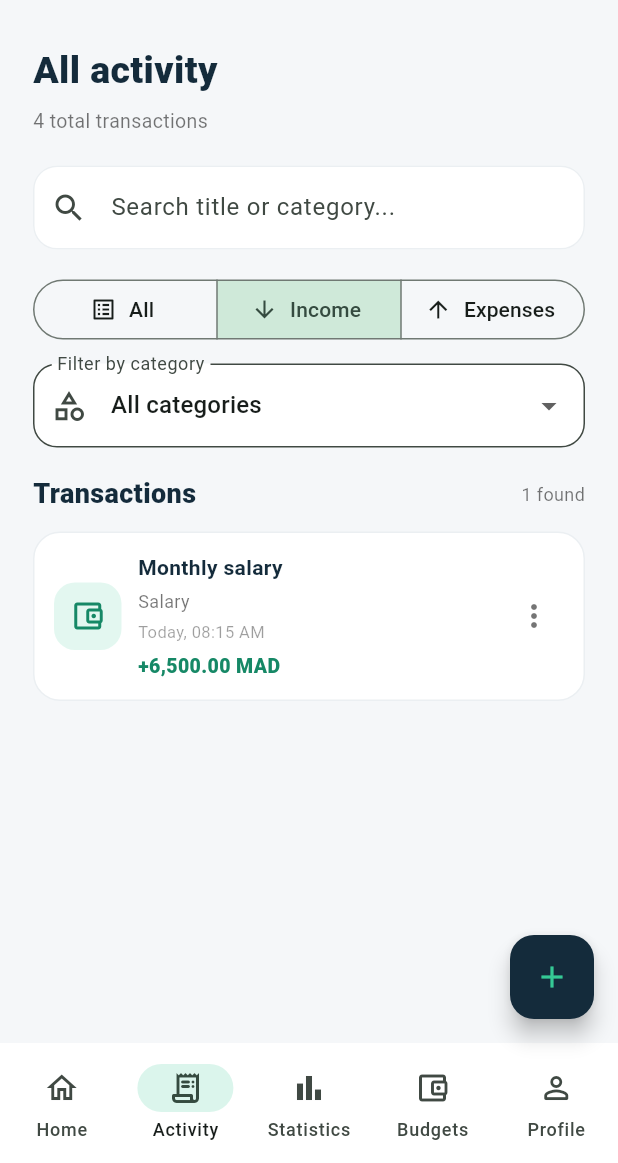
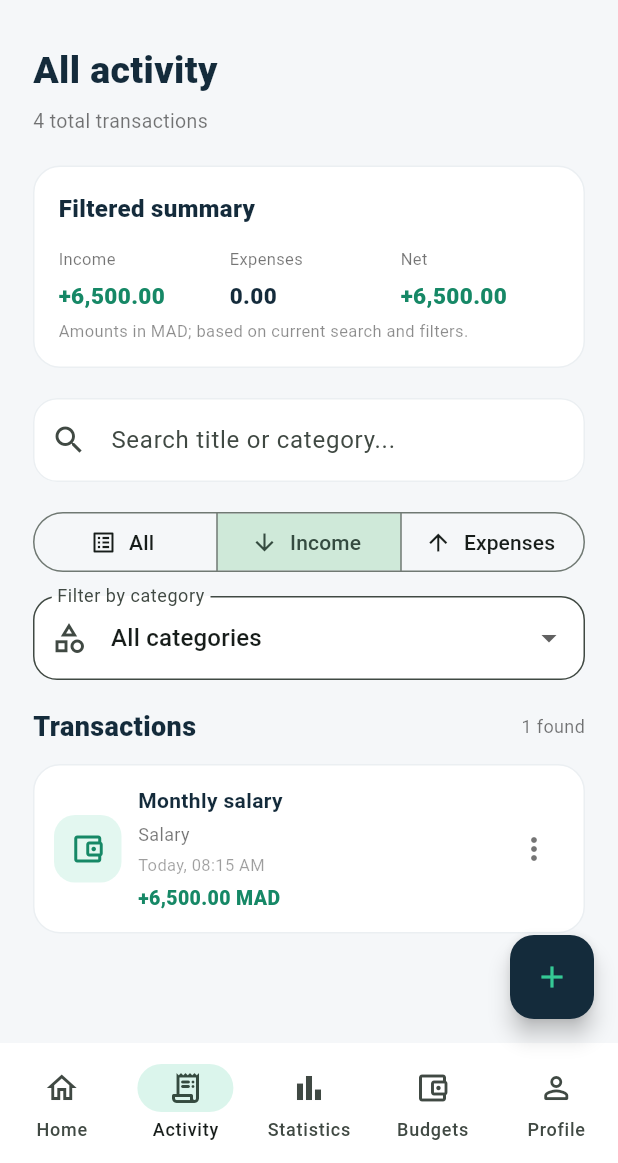
Before and after one commit to Taibi1234/darnawallet, a Flutter app: the screen it shows after launch, after a tap on "See all", after a tap on "Income", on a phone screen of 412 x 824 dp, the part 73-1236 px from its top. Run offline on Flutter 3.47's test engine with Material 3 defaults, Android fonts, the phone set to English and light mode, and no system bars; our stand-ins replace shared_preferences; Roboto replaces fonts that are missing (Arial).

Commit message:
Add filtered transaction financial summary

```diff
--- a/lib/transaction_management_page.dart
+++ b/lib/transaction_management_page.dart
@@ -145,6 +145,18 @@ class _TransactionManagementPageState extends State<TransactionManagementPage> {
   Widget build(BuildContext context) {
     final filtered = _filteredTransactions;
     final categories = _categories;
+    final totalIncome = filtered
+        .where((transaction) => _amount(transaction) > 0)
+        .fold<double>(0, (sum, transaction) => sum + _amount(transaction));
+
+    final totalExpenses = filtered
+        .where((transaction) => _amount(transaction) < 0)
+        .fold<double>(
+          0,
+          (sum, transaction) => sum + _amount(transaction).abs(),
+        );
+
+    final netAmount = totalIncome - totalExpenses;
 
     return ListView(
       padding: const EdgeInsets.fromLTRB(22, 22, 22, 100),
@@ -164,6 +176,63 @@ class _TransactionManagementPageState extends State<TransactionManagementPage> {
         ),
         const SizedBox(height: 20),
 
+        Container(
+          margin: const EdgeInsets.only(bottom: 20),
+          padding: const EdgeInsets.all(16),
+          decoration: BoxDecoration(
+            color: Colors.white,
+            borderRadius: BorderRadius.circular(18),
+            border: Border.all(color: const Color(0xFFEBEFF2)),
+          ),
+          child: Column(
+            crossAxisAlignment: CrossAxisAlignment.start,
+            children: [
+              const Text(
+                'Filtered summary',
+                style: TextStyle(
+                  color: transactionNavy,
+                  fontSize: 16,
+                  fontWeight: FontWeight.w800,
+                ),
+              ),
+              const SizedBox(height: 14),
+              Row(
+                children: [
+                  Expanded(
+                    child: _buildSummaryItem(
+                      'Income',
+                      '+${_money(totalIncome)}',
+                      const Color(0xFF168866),
+                    ),
+                  ),
+                  const SizedBox(width: 8),
+                  Expanded(
+                    child: _buildSummaryItem(
+                      'Expenses',
+                      _money(totalExpenses),
+                      transactionNavy,
+                    ),
+                  ),
+                  const SizedBox(width: 8),
+                  Expanded(
+                    child: _buildSummaryItem(
+                      'Net',
+                      '${netAmount >= 0 ? '+' : '-'}${_money(netAmount)}',
+                      netAmount >= 0
+                          ? const Color(0xFF168866)
+                          : Colors.red.shade700,
+                    ),
+                  ),
+                ],
+              ),
+              const SizedBox(height: 5),
+              const Text(
+                'Amounts in MAD; based on current search and filters.',
+                style: TextStyle(color: Colors.black45, fontSize: 11),
+              ),
+            ],
+          ),
+        ),
         // Search field.
         TextField(
           controller: _searchController,
@@ -304,6 +373,37 @@ class _TransactionManagementPageState extends State<TransactionManagementPage> {
     );
   }
 
+  Widget _buildSummaryItem(String label, String amount, Color color) {
+    return Column(
+      crossAxisAlignment: CrossAxisAlignment.start,
+      children: [
+        Text(
+          label,
+          style: const TextStyle(
+            color: Colors.black54,
+            fontSize: 11,
+          ),
+        ),
+        const SizedBox(height: 6),
+        SizedBox(
+          width: double.infinity,
+          child: FittedBox(
+            fit: BoxFit.scaleDown,
+            alignment: Alignment.centerLeft,
+            child: Text(
+              amount,
+              maxLines: 1,
+              style: TextStyle(
+                color: color,
+                fontSize: 15,
+                fontWeight: FontWeight.w800,
+              ),
+            ),
+          ),
+        ),
+      ],
+    );
+  }
   Widget _buildTransactionCard(Map<String, dynamic> transaction) {
     final amount = _amount(transaction);
     final isIncome = amount > 0;
```
